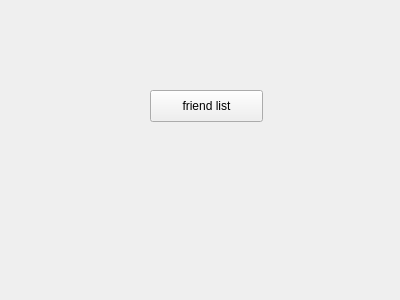
The window that form.ui (Vladislav-S/vk) describes before a commit, drawn with Qt 5.
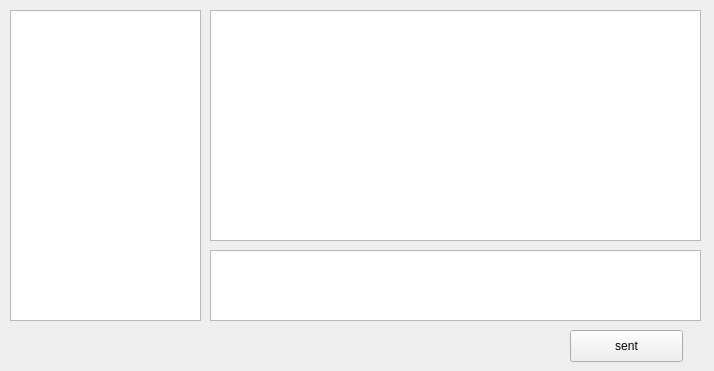
The same window after the commit.

```diff
--- a/form.ui
+++ b/form.ui
@@ -6,24 +6,54 @@
    <rect>
     <x>0</x>
     <y>0</y>
-    <width>400</width>
-    <height>300</height>
+    <width>714</width>
+    <height>371</height>
    </rect>
   </property>
   <property name="windowTitle">
    <string>Form</string>
   </property>
-  <widget class="QPushButton" name="pushButton">
+  <widget class="QListWidget" name="l_contacts">
    <property name="geometry">
     <rect>
-     <x>150</x>
-     <y>90</y>
+     <x>10</x>
+     <y>10</y>
+     <width>191</width>
+     <height>311</height>
+    </rect>
+   </property>
+  </widget>
+  <widget class="QTextBrowser" name="t_view">
+   <property name="geometry">
+    <rect>
+     <x>210</x>
+     <y>10</y>
+     <width>491</width>
+     <height>231</height>
+    </rect>
+   </property>
+  </widget>
+  <widget class="QTextEdit" name="t_edit">
+   <property name="geometry">
+    <rect>
+     <x>210</x>
+     <y>250</y>
+     <width>491</width>
+     <height>71</height>
+    </rect>
+   </property>
+  </widget>
+  <widget class="QPushButton" name="b_sent">
+   <property name="geometry">
+    <rect>
+     <x>570</x>
+     <y>330</y>
      <width>113</width>
      <height>32</height>
     </rect>
    </property>
    <property name="text">
-    <string>friend list</string>
+    <string>sent</string>
    </property>
   </widget>
  </widget>
```
